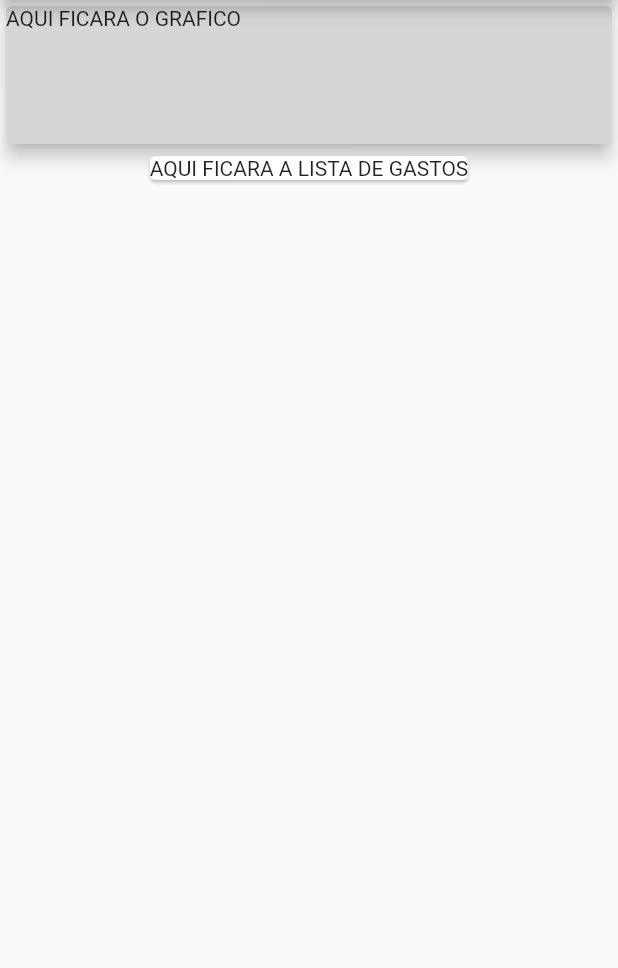
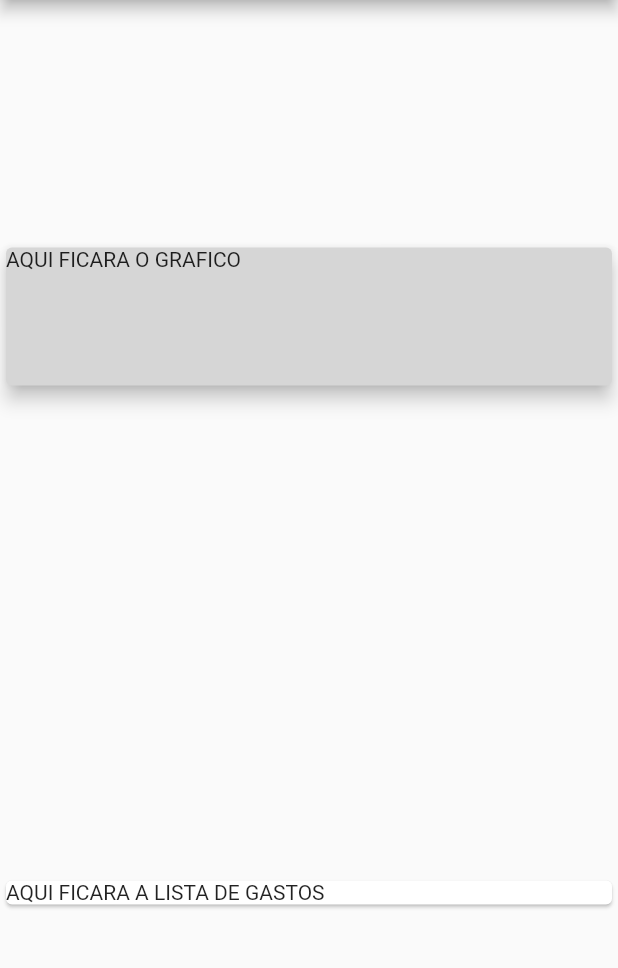
Before and after one commit to ivonildo-lopes/despesas-flutter, a Flutter app: the screen it shows after launch, on a phone screen of 412 x 824 dp, the part 84-1052 px from its top. Run offline on Flutter 3.47's test engine with Material 2 defaults, Android fonts, the phone set to English and light mode, and no system bars.

```diff
--- a/lib/main.dart
+++ b/lib/main.dart
@@ -1,3 +1,4 @@
+import 'package:despesas/model/transaction.dart';
 import 'package:flutter/material.dart';
 
 main() => runApp(Despesa());
@@ -12,6 +13,14 @@ class Despesa  extends StatelessWidget {
 }
 
 class HomePage  extends StatelessWidget {
+
+   final _transaction = [
+      Transaction(id: '1', title: 'cinema', valor: 105, date: DateTime.now()),
+      Transaction(id: '2', title: 'compras', valor: 975.50, date: DateTime.now()),
+      Transaction(id: '3', title: 'boneco henry', valor: 79.99, date: DateTime.now()),
+      Transaction(id: '4', title: 'lanche', valor: 45.99, date: DateTime.now()),
+   ];
+
   @override
   Widget build(BuildContext context) {
     return Scaffold(
@@ -19,12 +28,13 @@ class HomePage  extends StatelessWidget {
         title: Text('Controle de despesas'),
       ),
       body: Column(
-        // crossAxisAlignment: CrossAxisAlignment.start, // esquerda
         // crossAxisAlignment: CrossAxisAlignment.center, // default
-        // crossAxisAlignment: CrossAxisAlignment.end, // direita
+        // mainAxisAlignment: MainAxisAlignment.start, // default
+        mainAxisAlignment: MainAxisAlignment.spaceAround,
+        crossAxisAlignment: CrossAxisAlignment.stretch,
         children: <Widget>[
           Container(
-            width: double.infinity,
+            // width: double.infinity,
             height: 100,
             child: Card(
               child: Text('AQUI FICARA O GRAFICO'),
--- /dev/null
+++ b/lib/model/transaction.dart
@@ -0,0 +1,14 @@
+import 'package:flutter/foundation.dart';
+
+class Transaction {
+  final String id;
+  final String title;
+  final double valor;
+  final DateTime date;
+
+  Transaction({
+    @required this.id,
+    @required this.title,
+    @required this.valor,
+    @required this.date});
+}
```
